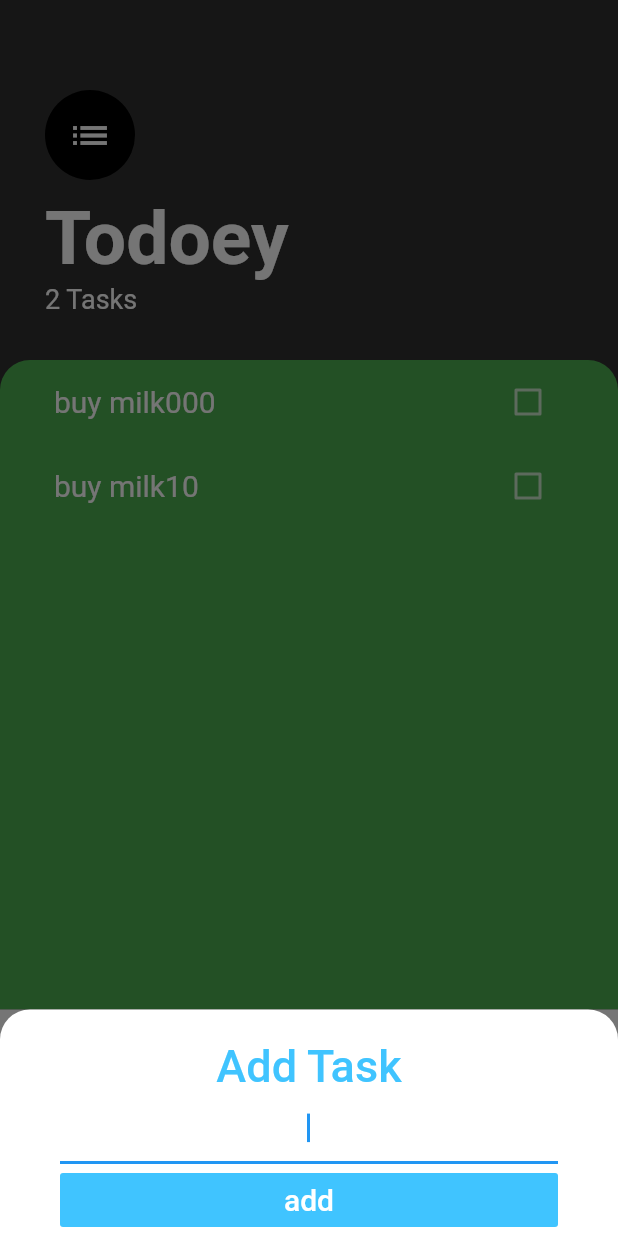
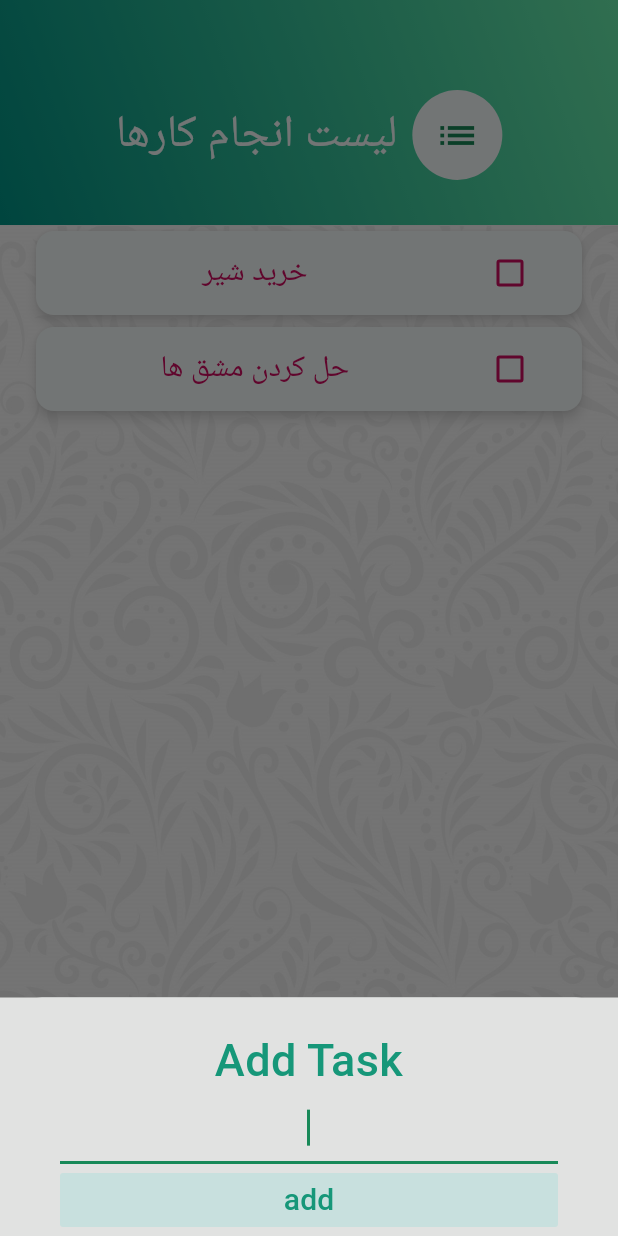
Before and after one commit to Sina2748/todoey, a Flutter app: the screen it shows after launch, after a tap on the "add" icon, on a phone screen of 412 x 824 dp. Run offline on Flutter 3.47's test engine with Material 2 defaults, Android fonts, the phone set to English and light mode, and no system bars; our stand-ins replace audioplayers, google_fonts; Roboto replaces fonts that are missing (Harmattan, Lemonada).

```diff
--- a/lib/Models/task_data.dart
+++ b/lib/Models/task_data.dart
@@ -5,8 +5,8 @@ import 'task.dart';
 
 class TaskData extends ChangeNotifier {
   List<Task> _tasks = [
-    Task(name: 'buy milk000'),
-    Task(name: 'buy milk10'),
+    Task(name: 'خرید شیر'),
+    Task(name: 'حل کردن مشق ها'),
     // Task(name: 'buy milk2000'),
   ];
 
--- a/lib/main.dart
+++ b/lib/main.dart
@@ -1,3 +1,4 @@
+import 'package:flutter/cupertino.dart';
 import 'package:flutter/material.dart';
 import 'package:todoey/Models/task_data.dart';
 import 'screens/task_screen.dart';
@@ -23,7 +24,26 @@ class MyApp extends StatelessWidget {
   @override
   Widget build(BuildContext context) {
     return MaterialApp(
-      theme: ThemeData.dark(),
+      theme: ThemeData(
+        colorScheme: const ColorScheme(
+          brightness: Brightness.light,
+          primary: Color(0xff188958),
+          onPrimary: Colors.white,
+          secondary: Color(0xffc8e0de),
+          onSecondary: Color(0xff169779),
+          error: Color(0xffff0000),
+          onError: Color(0xffffc7c7),
+          background: Color(0xffE1E2E1),
+          onBackground: Color(0xff1d1d3b),
+          surface: Color(0xfff9fffe),
+          onSurface: Color(0xffd20d61),
+        ),
+
+        useMaterial3: true,
+
+        ///other
+        // textButtonTheme: TextButtonThemeData(style: null),
+      ),
       // colorScheme: ColorScheme.fromSwatch(primarySwatch: Colors.teal)),
       // darkTheme: ThemeData.dark(),
       home: TasksScreen(),
--- a/lib/screens/add_task_screen.dart
+++ b/lib/screens/add_task_screen.dart
@@ -11,7 +11,7 @@ class AddTaskScreen extends StatelessWidget {
   Widget build(BuildContext context) {
     String? newTask;
     return Container(
-      color: Color(0xff757575),
+      color: Theme.of(context).colorScheme.background,
       child: Container(
         padding: EdgeInsets.only(
           left: 40,
@@ -19,7 +19,7 @@ class AddTaskScreen extends StatelessWidget {
           top: 20,
         ),
         decoration: BoxDecoration(
-          color: Colors.white,
+          // color: Theme.of(context).colorScheme.onSecondary,
           borderRadius: BorderRadius.only(
             topLeft: Radius.circular(20),
             topRight: Radius.circular(20),
@@ -33,7 +33,7 @@ class AddTaskScreen extends StatelessWidget {
               textAlign: TextAlign.center,
               style: TextStyle(
                 fontSize: 30,
-                color: Colors.lightBlueAccent,
+                color: Theme.of(context).colorScheme.onSecondary,
                 fontWeight: FontWeight.w500,
               ),
             ),
@@ -45,7 +45,7 @@ class AddTaskScreen extends StatelessWidget {
               autofocus: true,
             ),
             FlatButton(
-              color: Colors.lightBlueAccent,
+              color: Theme.of(context).colorScheme.secondary,
               onPressed: () {
                 // addNewTaskcallback(newTask);
                 context.read<TaskData>().addTask(newTask!);
@@ -55,7 +55,7 @@ class AddTaskScreen extends StatelessWidget {
                 'add',
                 style: TextStyle(
                   fontSize: 20,
-                  color: Colors.white,
+                  color: Theme.of(context).colorScheme.onSecondary,
                 ),
               ),
             ),
--- a/lib/screens/task_screen.dart
+++ b/lib/screens/task_screen.dart
@@ -1,3 +1,5 @@
+import 'dart:ui';
+
 import 'package:flutter/material.dart';
 import 'add_task_screen.dart';
 import 'package:todoey/widgets/task_list.dart';
@@ -5,6 +7,7 @@ import 'package:todoey/Models/task.dart';
 import 'add_task_screen.dart';
 import 'package:provider/provider.dart';
 import 'package:todoey/Models/task_data.dart';
+import 'package:google_fonts/google_fonts.dart';
 
 class TasksScreen extends StatelessWidget {
   const TasksScreen({Key? key}) : super(key: key);
@@ -12,8 +15,10 @@ class TasksScreen extends StatelessWidget {
   @override
   Widget build(BuildContext context) {
     return Scaffold(
-      // backgroundColor: Colors.lightBlueAccent,
+      backgroundColor: Theme.of(context).colorScheme.primary,
       floatingActionButton: FloatingActionButton(
+        foregroundColor: Theme.of(context).colorScheme.surface,
+        backgroundColor: Theme.of(context).colorScheme.onSecondary,
         child: Icon(Icons.add),
         onPressed: () {
           showModalBottomSheet(
@@ -33,51 +38,64 @@ class TasksScreen extends StatelessWidget {
         // backgroundColor: Colors.lightBlueAccent,
       ),
       body: Column(
-        crossAxisAlignment: CrossAxisAlignment.start,
+        crossAxisAlignment: CrossAxisAlignment.stretch,
         children: [
           Container(
+            decoration: BoxDecoration(
+              gradient: LinearGradient(
+                begin: Alignment.topRight,
+                end: Alignment.bottomLeft,
+                colors: [Colors.greenAccent, Colors.teal],
+              ),
+            ),
             padding: EdgeInsets.only(top: 60, left: 30, right: 30, bottom: 30),
             child: Column(
-              crossAxisAlignment: CrossAxisAlignment.start,
+              crossAxisAlignment: CrossAxisAlignment.end,
               children: [
+                Row(
+                  mainAxisAlignment: MainAxisAlignment.center,
+                  children: [
+                    Text(
+                      'لیست انجام کارها',
+                      style: GoogleFonts.lemonada(
+                        textStyle: TextStyle(
+                          color: Theme.of(context).colorScheme.surface,
+                          fontSize: 30,
+                          fontWeight: FontWeight.w300,
+                        ),
+                      ),
+                    ),
+                    SizedBox(
+                      width: 10,
+                    ),
                     CircleAvatar(
                       radius: 30,
-                  // backgroundColor: Colors.white,
+                      backgroundColor: Theme.of(context).colorScheme.surface,
                       child: Icon(
                         Icons.list,
-                    // color: Colors.lightBlueAccent,
+                        color: Theme.of(context).colorScheme.primary,
                         size: 30,
                       ),
                     ),
-                SizedBox(
-                  height: 10,
-                ),
-                Text(
-                  'Todoey',
-                  style: TextStyle(
-                    // color: Colors.white,
-                    fontSize: 50,
-                    fontWeight: FontWeight.w700,
-                  ),
-                ),
-                Text(
-                  '${context.watch<TaskData>().taskCount} Tasks',
-                  style: TextStyle(
-                    // color: Colors.white,
-                    fontSize: 18,
-                  ),
+                  ],
                 ),
               ],
             ),
           ),
           Expanded(
             child: Container(
+              // alignment: Alignment.bottomLeft,
               padding: EdgeInsets.symmetric(horizontal: 20),
               decoration: BoxDecoration(
-                color: Colors.green,
+                image: DecorationImage(
+                  image: AssetImage('assets/images/pattern.jpg'),
+                  fit: BoxFit.cover,
+                ),
+
+                // color: Theme.of(context).colorScheme.surface,
                 borderRadius: BorderRadius.only(
-                  topLeft: Radius.circular(20),
-                  topRight: Radius.circular(20),
+                  topLeft: Radius.circular(0),
+                  topRight: Radius.circular(0),
                 ),
               ),
               child: TasksList(),
--- a/lib/widgets/task_list.dart
+++ b/lib/widgets/task_list.dart
@@ -10,7 +10,11 @@ class TasksList extends StatelessWidget {
   Widget build(BuildContext context) {
     return ListView.builder(
       itemBuilder: (context, index) {
-        return TaskTile(
+        return Card(
+          shadowColor: Colors.grey[50],
+          color: Theme.of(context).colorScheme.surface,
+          elevation: 3,
+          child: TaskTile(
             isChecked: context.watch<TaskData>().tasks[index].isDone,
             taskTitle: context.watch<TaskData>().tasks[index].name,
             checkboxCallback: (checkboxState) {
@@ -21,9 +25,9 @@ class TasksList extends StatelessWidget {
               }
             },
             gestureCallback: () {
-            print('yes $index');
               context.read<TaskData>().deleteTask(index);
             },
+          ),
         );
       }, // Callback
       itemCount: context.watch<TaskData>().tasks.length,
--- a/lib/widgets/task_tile.dart
+++ b/lib/widgets/task_tile.dart
@@ -1,6 +1,7 @@
 import 'package:flutter/material.dart';
 import 'package:provider/provider.dart';
 import 'package:todoey/Models/task_data.dart';
+import 'package:google_fonts/google_fonts.dart';
 
 class TaskTile extends StatelessWidget {
   final bool? isChecked;
@@ -18,19 +19,23 @@ class TaskTile extends StatelessWidget {
   @override
   Widget build(BuildContext context) {
     return ListTile(
-        title: GestureDetector(
-          onLongPress: gestureCallback,
-          child: Text(
-            taskTitle!,
-            style: TextStyle(
+      trailing: Checkbox(
+        activeColor: Theme.of(context).colorScheme.primary,
+        value: isChecked,
+        onChanged: checkboxCallback,
+      ),
+      title: GestureDetector(
+        onLongPress: gestureCallback,
+        child: Text(
+          taskTitle!,
+          textAlign: TextAlign.center,
+          style: GoogleFonts.harmattan(
+            textStyle: TextStyle(
                 fontSize: 20,
                 decoration: isChecked! ? TextDecoration.lineThrough : null),
           ),
         ),
-        trailing: Checkbox(
-          activeColor: Colors.lightBlueAccent,
-          value: isChecked,
-          onChanged: checkboxCallback,
-        ));
+      ),
+    );
   }
 }
--- a/pubspec.yaml
+++ b/pubspec.yaml
@@ -36,6 +36,8 @@ dependencies:
   cupertino_icons: ^1.0.2
   provider: ^6.0.2
   audioplayers: ^0.20.1
+  google_fonts: ^2.3.1
+
 
 dev_dependencies:
   flutter_test:
@@ -62,6 +64,8 @@ flutter:
   # To add assets to your application, add an assets section, like this:
   assets:
     - assets/
+    - google_fonts/
+    - assets/images/
 
 
   # An image asset can refer to one or more resolution-specific "variants", see
```
Also changed, not shown: assets/images/pattern.jpg (added), google_fonts/Katibeh-Regular.ttf (added), google_fonts/Vazirmatn-VariableFont_wght.ttf (added), pubspec.lock. Lines whose indentation alone changed are shown as unchanged.
